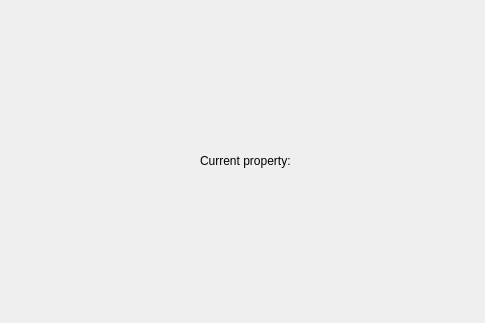
This is plugins/view/SOMView/SOMWidget.ui in Tulip-Dev/tulip as Qt 5 draws it before an edit; both pictures show x 0 to 485 and y 0 to 323 of the 699 by 323 pixel window. The edited form follows.
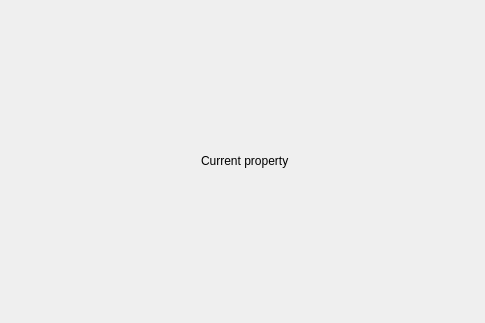
This is the edited form.

The edit to the form file:
```diff
--- a/plugins/view/SOMView/SOMWidget.ui
+++ b/plugins/view/SOMView/SOMWidget.ui
@@ -64,7 +64,7 @@
            </sizepolicy>
           </property>
           <property name="text">
-           <string>Current property:</string>
+           <string>Current property</string>
           </property>
          </widget>
         </item>
```
